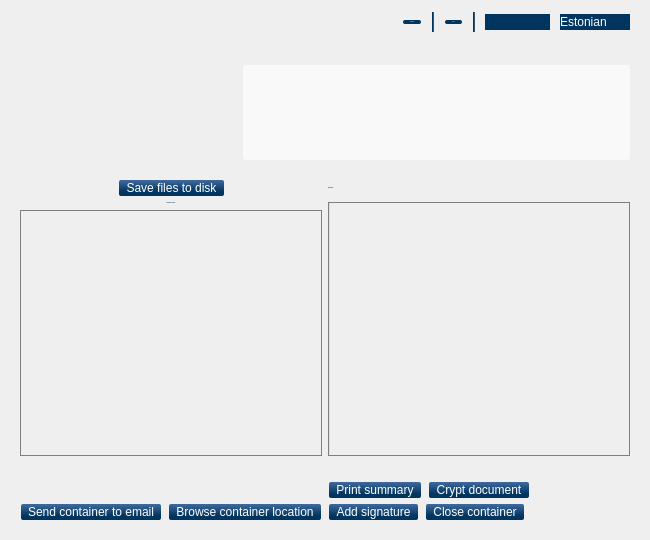
Before: the Qt Designer form qdigidocclient/trunk/src/ui/MainWindow.ui in tixsys/esteid, drawn with Qt 5.
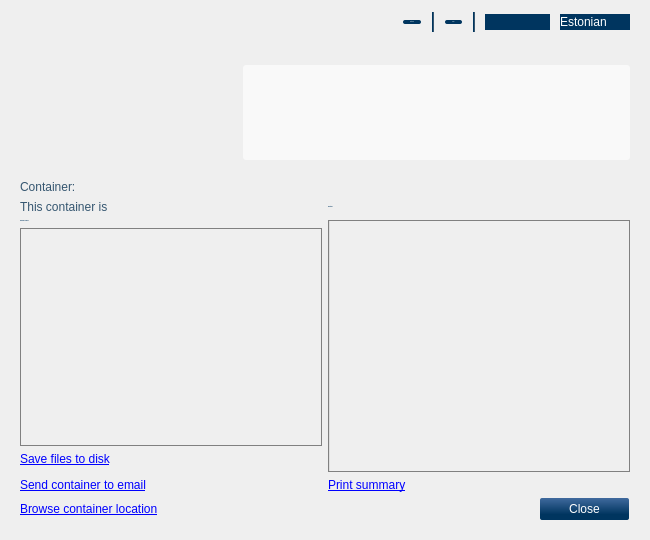
After: the same form once the commit is applied. The open tabs and pages were chosen to show the change. Icons and pictures are not drawn.

Commit message: qdigidocclient: implement View changes

The edit to the form file:
```diff
--- a/qdigidocclient/trunk/src/ui/MainWindow.ui
+++ b/qdigidocclient/trunk/src/ui/MainWindow.ui
@@ -835,60 +835,7 @@
           <property name="margin">
            <number>0</number>
           </property>
-          <item row="0" column="0">
-           <layout class="QHBoxLayout" name="viewSaveAsLayout">
-            <item>
-             <spacer name="horizontalSpacer">
-              <property name="orientation">
-               <enum>Qt::Horizontal</enum>
-              </property>
-              <property name="sizeHint" stdset="0">
-               <size>
-                <width>0</width>
-                <height>0</height>
-               </size>
-              </property>
-             </spacer>
-            </item>
-            <item>
-             <widget class="QPushButton" name="viewSaveAs">
-              <property name="text">
-               <string>Save files to disk</string>
-              </property>
-             </widget>
-            </item>
-            <item>
-             <spacer name="viewSaveAsSpacer">
-              <property name="orientation">
-               <enum>Qt::Horizontal</enum>
-              </property>
-              <property name="sizeHint" stdset="0">
-               <size>
-                <width>0</width>
-                <height>0</height>
-               </size>
-              </property>
-             </spacer>
-            </item>
-           </layout>
-          </item>
-          <item row="0" column="1">
-           <widget class="QLabel" name="viewSignaturesLabel">
-            <property name="font">
-             <font>
-              <family>Arial, Liberation Sans</family>
-              <pointsize>-1</pointsize>
-              <weight>75</weight>
-              <italic>false</italic>
-              <bold>true</bold>
-             </font>
-            </property>
-            <property name="text">
-             <string>Signatures</string>
-            </property>
-           </widget>
-          </item>
-          <item row="1" column="0">
+          <item row="3" column="0">
            <widget class="QLabel" name="viewContentLabel">
             <property name="font">
              <font>
@@ -902,16 +849,10 @@
             <property name="text">
              <string>Container content:</string>
             </property>
-            <property name="alignment">
-             <set>Qt::AlignCenter</set>
-            </property>
            </widget>
           </item>
-          <item row="1" column="1" rowspan="2">
+          <item row="3" column="1" rowspan="4">
            <widget class="QScrollArea" name="viewSignaturesScroll">
-            <property name="frameShape">
-             <enum>QFrame::NoFrame</enum>
-            </property>
             <property name="horizontalScrollBarPolicy">
              <enum>Qt::ScrollBarAlwaysOff</enum>
             </property>
@@ -923,8 +864,8 @@
               <rect>
                <x>0</x>
                <y>0</y>
-               <width>290</width>
-               <height>230</height>
+               <width>301</width>
+               <height>252</height>
               </rect>
              </property>
              <layout class="QVBoxLayout" name="viewSignaturesLayout">
@@ -945,11 +886,8 @@
             </widget>
            </widget>
           </item>
-          <item row="2" column="0">
+          <item row="4" column="0">
            <widget class="QTreeWidget" name="viewContentView">
-            <property name="frameShape">
-             <enum>QFrame::NoFrame</enum>
-            </property>
             <property name="horizontalScrollBarPolicy">
              <enum>Qt::ScrollBarAlwaysOff</enum>
             </property>
@@ -979,104 +917,70 @@
             </column>
            </widget>
           </item>
-          <item row="3" column="0" colspan="2">
-           <widget class="QLabel" name="viewFileName"/>
+          <item row="0" column="0" colspan="2">
+           <widget class="QLabel" name="viewFileName">
+            <property name="text">
+             <string>Container:</string>
+            </property>
+           </widget>
           </item>
-          <item row="4" column="0">
-           <widget class="QLabel" name="viewFileStatus"/>
+          <item row="2" column="0">
+           <widget class="QLabel" name="viewFileStatus">
+            <property name="text">
+             <string>This container is </string>
+            </property>
+           </widget>
           </item>
-          <item row="4" column="1">
-           <layout class="QHBoxLayout" name="viewPrintLayout">
-            <item>
-             <widget class="QPushButton" name="viewPrint">
+          <item row="2" column="1">
+           <widget class="QLabel" name="viewSignaturesLabel">
+            <property name="font">
+             <font>
+              <family>Arial, Liberation Sans</family>
+              <pointsize>-1</pointsize>
+              <weight>75</weight>
+              <italic>false</italic>
+              <bold>true</bold>
+             </font>
+            </property>
               <property name="text">
-               <string>Print summary</string>
+             <string>Signature</string>
               </property>
              </widget>
             </item>
-            <item>
-             <widget class="QPushButton" name="viewCrypt">
+          <item row="7" column="1">
+           <widget class="QLabel" name="viewPrint">
               <property name="text">
-               <string>Crypt document</string>
+             <string>&lt;a href=&quot;print&quot;&gt;Print summary&lt;/a&gt;</string>
               </property>
              </widget>
             </item>
-            <item>
-             <spacer name="viewPrintSpacer">
-              <property name="orientation">
-               <enum>Qt::Horizontal</enum>
-              </property>
-              <property name="sizeHint" stdset="0">
-               <size>
-                <width>0</width>
-                <height>0</height>
-               </size>
-              </property>
-             </spacer>
-            </item>
-           </layout>
+          <item row="7" column="0">
+           <widget class="QLabel" name="viewEmail">
+            <property name="text">
+             <string>&lt;a href=&quot;email&quot;&gt;Send container to email&lt;/a&gt;</string>
+            </property>
+           </widget>
+          </item>
+          <item row="8" column="0">
+           <widget class="QLabel" name="viewBrowse">
+            <property name="text">
+             <string>&lt;a href=&quot;browse&quot;&gt;Browse container location&lt;/a&gt;</string>
+            </property>
+           </widget>
+          </item>
+          <item row="8" column="1">
+           <widget class="QDialogButtonBox" name="viewButtons">
+            <property name="standardButtons">
+             <set>QDialogButtonBox::Close</set>
+            </property>
+           </widget>
           </item>
           <item row="5" column="0">
-           <layout class="QHBoxLayout" name="viewBrowseLayout">
-            <item>
-             <widget class="QPushButton" name="viewEmail">
+           <widget class="QLabel" name="viewSaveAs">
               <property name="text">
-               <string>Send container to email</string>
-              </property>
-             </widget>
-            </item>
-            <item>
-             <widget class="QPushButton" name="viewBrowse">
-              <property name="text">
-               <string>Browse container location</string>
-              </property>
-             </widget>
-            </item>
-            <item>
-             <spacer name="viewBrowseSpacer">
-              <property name="orientation">
-               <enum>Qt::Horizontal</enum>
-              </property>
-              <property name="sizeHint" stdset="0">
-               <size>
-                <width>0</width>
-                <height>0</height>
-               </size>
-              </property>
-             </spacer>
-            </item>
-           </layout>
-          </item>
-          <item row="5" column="1">
-           <layout class="QHBoxLayout" name="viewButtonsLayout">
-            <item>
-             <widget class="QPushButton" name="viewAddSignature">
-              <property name="text">
-               <string>Add signature</string>
-              </property>
-             </widget>
-            </item>
-            <item>
-             <widget class="QPushButton" name="viewClose">
-              <property name="text">
-               <string>Close container</string>
-              </property>
-             </widget>
-            </item>
-            <item>
-             <spacer name="viewButtonsSpacer">
-              <property name="orientation">
-               <enum>Qt::Horizontal</enum>
-              </property>
-              <property name="sizeHint" stdset="0">
-               <size>
-                <width>0</width>
-                <height>0</height>
-               </size>
-              </property>
-             </spacer>
-            </item>
-           </layout>
+             <string>&lt;a href=&quot;saveAs&quot;&gt;Save files to disk&lt;/a&gt;</string>
+            </property>
+           </widget>
           </item>
          </layout>
         </widget>
```
Left out of the diff: 9 changed lines with no effect on the pictures. Lines whose indentation alone changed are shown as unchanged. The commit also changes 2 other files.
